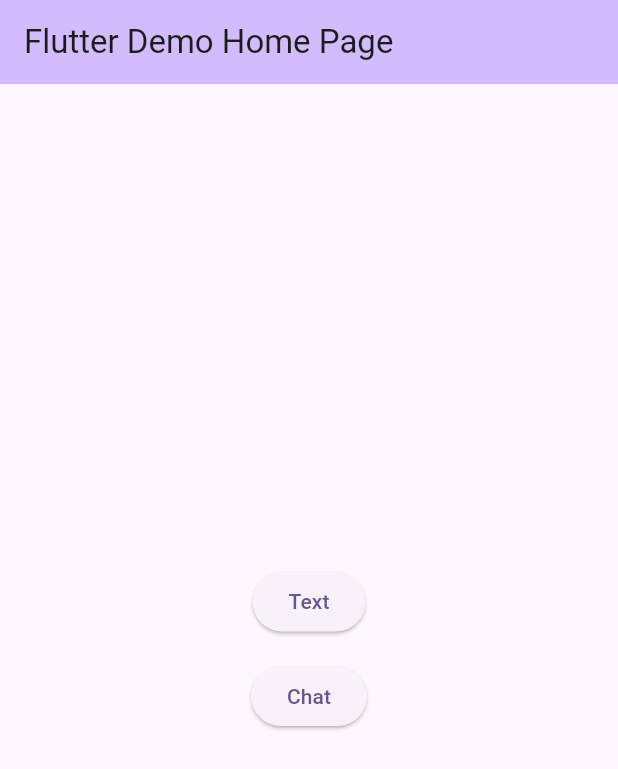
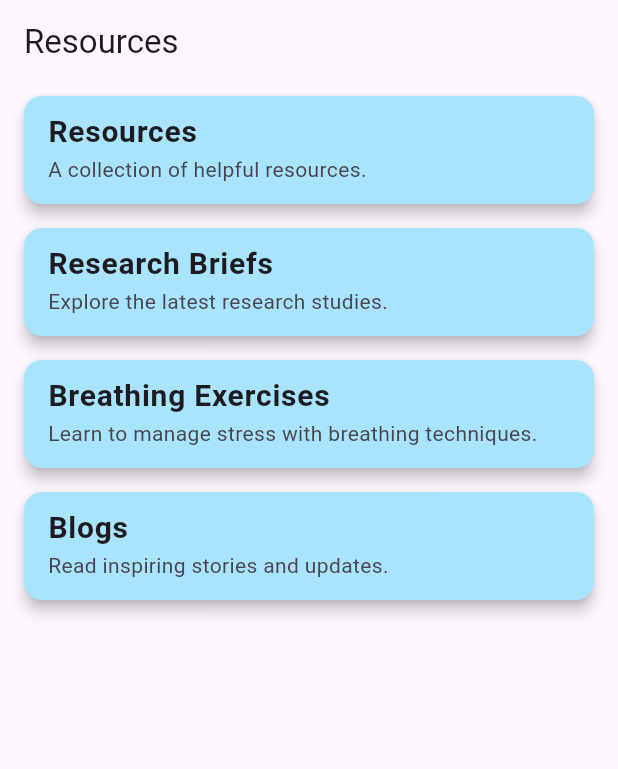
Before and after one commit to KatherineBR/Trevor-App-Public, a Flutter app: the screen it shows after launch, on a phone screen of 412 x 824 dp. Shown: the top 769 px of the screen. Run offline on Flutter 3.47's test engine with Material 3 defaults, Android fonts, the phone set to English and light mode, and no system bars; our stand-ins replace webview_flutter; generated files the repository leaves out were written again.

Commit message:
created resources page and changed the name of the files to l10n instead of i10n

```diff
--- a/lib/main.dart
+++ b/lib/main.dart
@@ -3,6 +3,7 @@ import 'webview_controller.dart';
 import 'package:url_launcher/url_launcher.dart';
 import 'package:flutter_localizations/flutter_localizations.dart';
 import 'package:flutter_gen/gen_l10n/app_localizations.dart';
+import 'resources.dart';
 
 void main() {
   runApp(const MyApp());
@@ -46,7 +47,7 @@ class MyApp extends StatelessWidget {
         // tested with just a hot reload.
         colorScheme: ColorScheme.fromSeed(seedColor: Colors.deepPurple),
       ),
-      home: const MyHomePage(),
+      home: ResourcesPage(),
     );
   }
 }
@@ -55,7 +56,9 @@ class MyHomePage extends StatelessWidget {
   const MyHomePage({super.key});
 
   Future<void> sendSMS(String phoneNumber) async {
-    final Uri smsUri = Uri.parse('sms:$phoneNumber'); // `sms:` opens the messaging app
+    final Uri smsUri = Uri.parse(
+      'sms:$phoneNumber',
+    ); // `sms:` opens the messaging app
     if (await canLaunchUrl(smsUri)) {
       await launchUrl(smsUri);
     } else {
@@ -104,30 +107,32 @@ class MyHomePage extends StatelessWidget {
           // action in the IDE, or press "p" in the console), to see the
           // wireframe for each widget.
           mainAxisAlignment: MainAxisAlignment.center,
-          children: [ ElevatedButton(
+          children: [
+            ElevatedButton(
               // uses the retrieved translation from the generated class which
               // stores the appropriate translations based on the user's language
               // setting
-              onPressed: () => sendSMS('sms:+18664887386'), // Replace with desired number
+              onPressed:
+                  () => sendSMS(
+                    'sms:+18664887386',
+                  ), // Replace with desired number
               child: Text(localizations.text),
             ),
             SizedBox(height: 15),
             ElevatedButton(
-            onPressed: () {
-              // Navigate to the webview chat when pressed
-              Navigator.push(
-                context,
-                MaterialPageRoute(
-                  builder: (context) => WebViewApp(),
-                  ),
+              onPressed: () {
+                // Navigate to the webview chat when pressed
+                Navigator.push(
+                  context,
+                  MaterialPageRoute(builder: (context) => WebViewApp()),
                 );
               },
-            child: Text(localizations.chat)
+              child: Text(localizations.chat),
             ),
             SizedBox(height: 15),
           ],
         ),
       ),
     );
+  }
 }
-  }
--- /dev/null
+++ b/lib/resources.dart
@@ -0,0 +1,82 @@
+import 'package:flutter/material.dart';
+
+//defines a custom stateless widget for resourcecard
+class ResourceCard extends StatelessWidget {
+  // required properties for the card
+  final String title;
+  final String description;
+  final String url;
+
+  // constructor for the resource card requiring the previously defined properties
+  const ResourceCard({
+    Key? key,
+    required this.title,
+    required this.description,
+    required this.url,
+  }) : super(key: key);
+
+  @override
+  Widget build(BuildContext context) {
+    // determines the characteristics of each of the cards
+    return Card(
+      color: const Color.fromARGB(255, 169, 228, 255),
+      shape: RoundedRectangleBorder(borderRadius: BorderRadius.circular(12)),
+      elevation: 4,
+      margin: EdgeInsets.symmetric(vertical: 8, horizontal: 16),
+      child: ListTile(
+        title: Text(
+          title,
+          style: TextStyle(fontSize: 20, fontWeight: FontWeight.bold),
+        ),
+        subtitle: Text(description),
+      ),
+    );
+  }
+}
+
+// stateless widget for the entire list of resource cards
+class ResourcesPage extends StatelessWidget {
+  final List<Map<String, String>> resources = [
+    // list of sample data for the resource card
+    {
+      'title': 'Resources',
+      'description': 'A collection of helpful resources.',
+      'url': 'https://www.thetrevorproject.org/resources/',
+    },
+    {
+      'title': 'Research Briefs',
+      'description': 'Explore the latest research studies.',
+      'url': 'https://www.thetrevorproject.org/research-briefs/',
+    },
+    {
+      'title': 'Breathing Exercises',
+      'description': 'Learn to manage stress with breathing techniques.',
+      'url': 'https://www.thetrevorproject.org/breathing-exercise/',
+    },
+    {
+      'title': 'Blogs',
+      'description': 'Read inspiring stories and updates.',
+      'url': 'https://www.thetrevorproject.org/blog/',
+    },
+  ];
+
+  @override
+  Widget build(BuildContext context) {
+    return Scaffold(
+      appBar: AppBar(title: Text('Resources')),
+      // body of the page contains listview for multiple resourcecard widgets to be displayed
+      body: ListView.builder(
+        itemCount: resources.length,
+        itemBuilder: (context, index) {
+          // creates a resourcecard for each item in the list
+          final resource = resources[index];
+          return ResourceCard(
+            title: resource['title']!,
+            description: resource['description']!,
+            url: resource['url']!,
+          );
+        },
+      ),
+    );
+  }
+}
```
Also changed, not shown: l10n.yaml (renamed from I10n.yaml).
